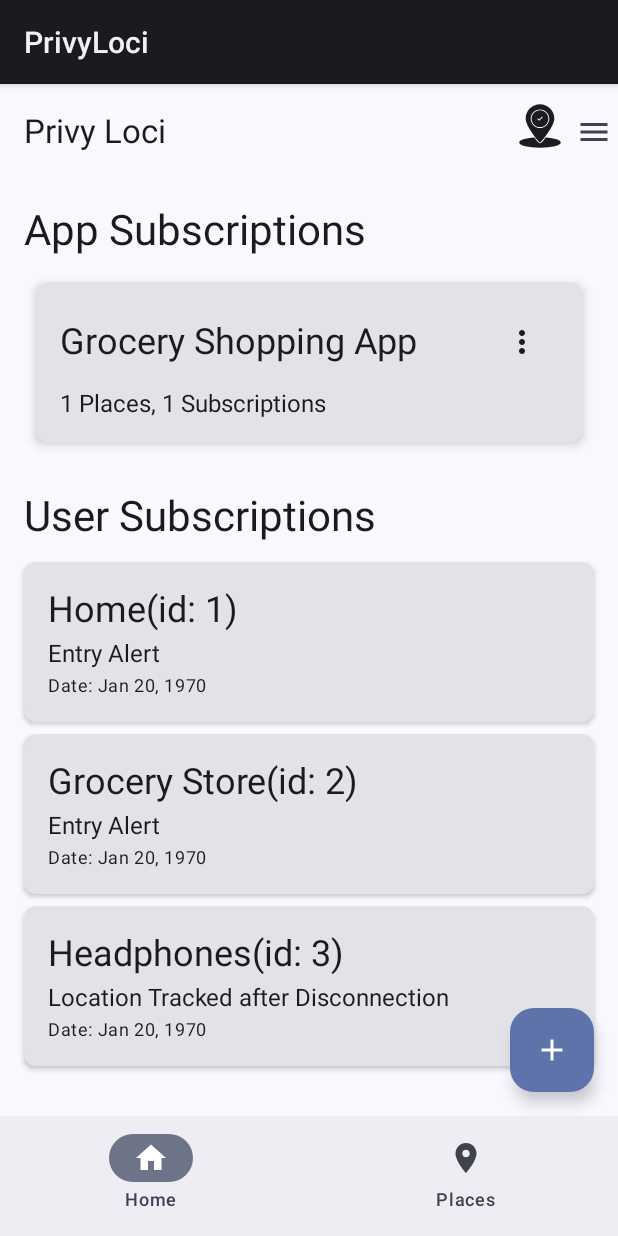
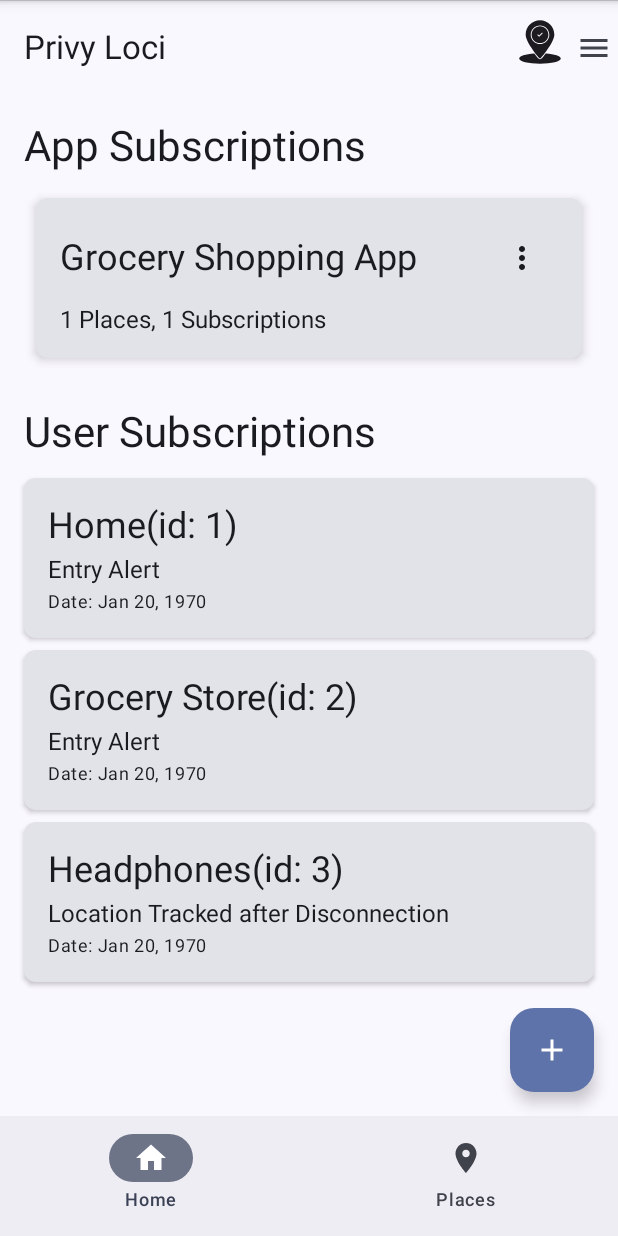
Before and after one commit to itissid/privyloci, an Android app built with Jetpack Compose: the screen it shows after launch (MainActivity), on a phone screen of 412 x 824 dp. Run offline under Robolectric (Android 15) with nearby library versions, the phone set to English and light mode, and no system bars; our stand-ins replace Dagger/Hilt's generated code, Room's generated code.

Commit message:
Remove superflous actionbar: https://arc.net/l/quote/ikijznrg

```diff
--- a/app/src/main/java/me/itissid/privyloci/MainActivity.kt
+++ b/app/src/main/java/me/itissid/privyloci/MainActivity.kt
@@ -300,7 +300,7 @@ fun MainScreenWrapper(viewModel: MainViewModel) {
         }
     }
 
-    /*End logic to deal with removed FG notification */
+    /*End logic to deal with Permissions */
 
     // TODO: Consider using a viewmodel to get the data from the daos. That will keep them from not being re-initialized .
     val database = MainApplication.database
--- a/app/src/main/java/me/itissid/privyloci/Permissions.kt
+++ /dev/null
@@ -1,3 +0,0 @@
-package me.itissid.privyloci
-
-class Permissions
--- /dev/null
+++ b/app/src/main/res/values/styles.xml
@@ -0,0 +1,8 @@
+<?xml version="1.0" encoding="utf-8"?>
+<resources>
+
+    <style name="NoActionBar" parent="@android:style/Theme.Holo.Light">
+        <item name="windowActionBar">false</item>
+        <item name="android:windowNoTitle">true</item>
+    </style>
+</resources>
```
Also changed, not shown: app/src/main/AndroidManifest.xml (+6 -2 lines), 1 other file.
